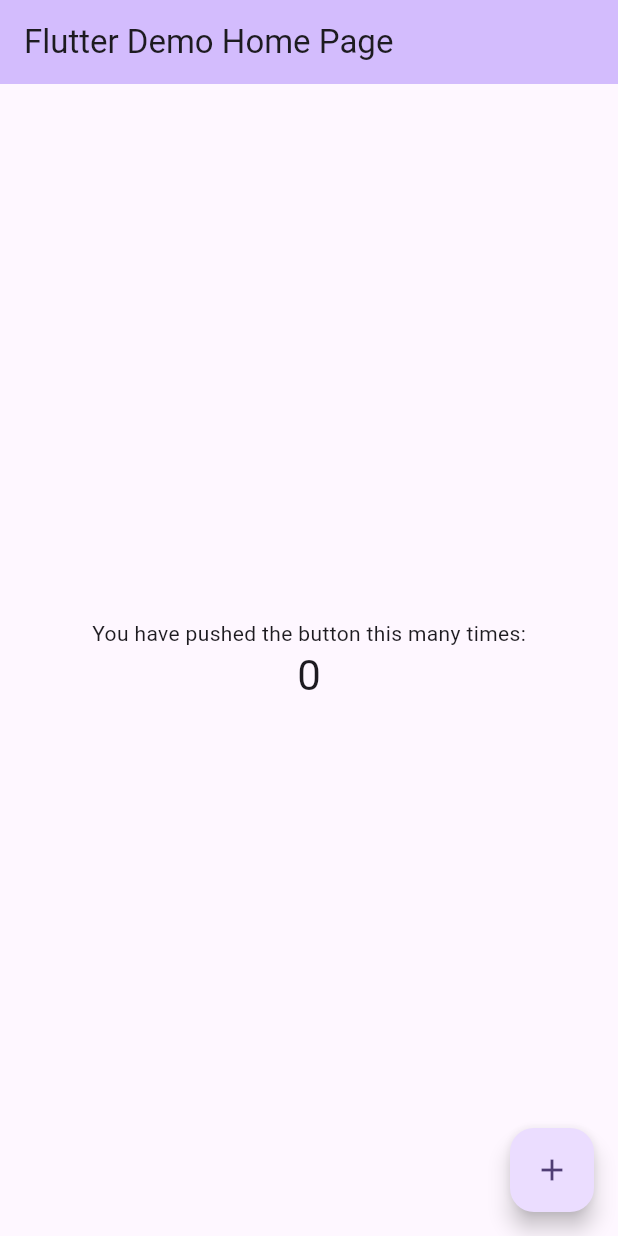
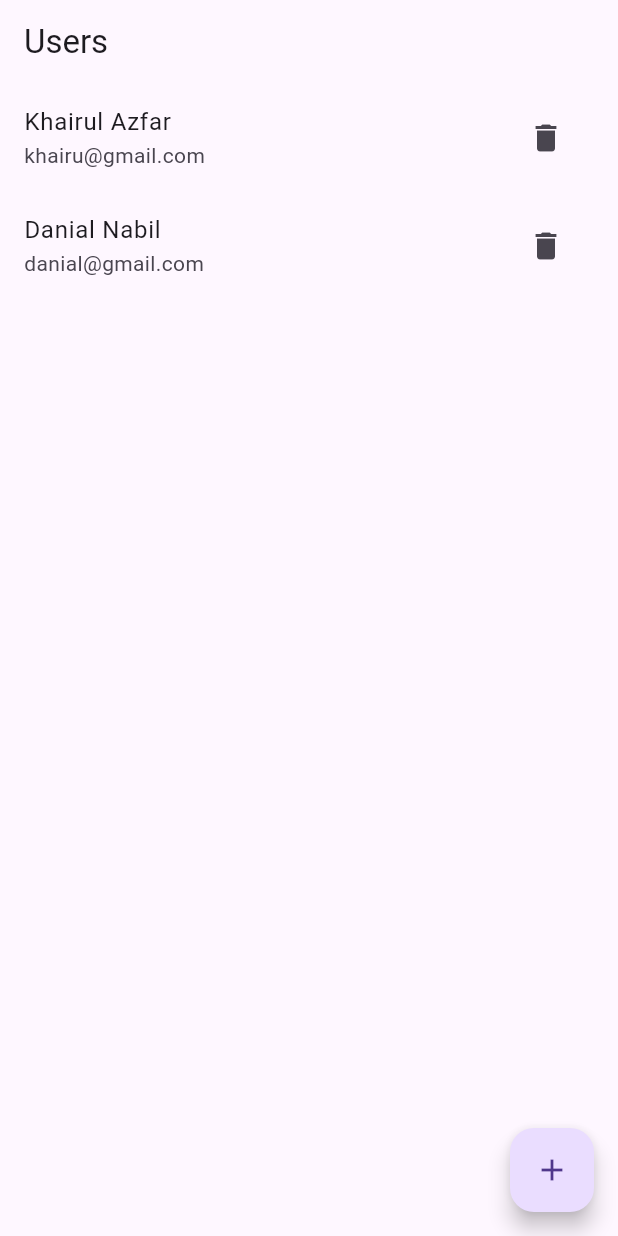
Before and after one commit to variablekhai/hcms, a Flutter app: the screen it shows after launch, on a phone screen of 412 x 824 dp. Run offline on Flutter 3.47's test engine with Material 3 defaults, Android fonts, the phone set to English and light mode, and no system bars.

Commit message:
+ sample mvc

```diff
--- /dev/null
+++ b/lib/controllers/user_controller.dart
@@ -0,0 +1,40 @@
+import 'package:flutter/foundation.dart';
+import 'package:hcms/models/user_model.dart';
+
+class UserController extends ChangeNotifier {
+  List<User> _users = [];
+  bool _isLoading = false;
+
+  List<User> get users => _users;
+  bool get isLoading => _isLoading;
+
+  // Simulate fetching users from an API/DB
+  Future<void> fetchUsers() async {
+    _isLoading = true;
+    notifyListeners();
+
+    // Simulate network delay
+    await Future.delayed(const Duration(seconds: 2));
+
+    // Mock data
+    _users = [
+      User(id: '1', name: 'Khairul Azfar', email: 'khairu@gmail.com'),
+      User(id: '2', name: 'Danial Nabil', email: 'danial@gmail.com')
+    ];
+
+    _isLoading = false;
+    notifyListeners();
+  }
+
+  // Add a new user
+  void addUser(User user) {
+    _users.add(user);
+    notifyListeners();
+  }
+
+  // Remove a user
+  void removeUser(String userId) {
+    _users.removeWhere((user) => user.id == userId);
+    notifyListeners();
+  }
+}
--- a/lib/main.dart
+++ b/lib/main.dart
@@ -1,125 +1,31 @@
+// lib/main.dart
 import 'package:flutter/material.dart';
+import 'package:provider/provider.dart';
+import 'controllers/user_controller.dart';
+import 'screens/user_view.dart';
 
 void main() {
-  runApp(const MyApp());
+  runApp(
+    MultiProvider(
+      providers: [
+        ChangeNotifierProvider(create: (context) => UserController()),
+      ],
+      child: const MyApp(),
+    ),
+  );
 }
 
 class MyApp extends StatelessWidget {
-  const MyApp({super.key});
+  const MyApp({Key? key}) : super(key: key);
 
-  // This widget is the root of your application.
   @override
   Widget build(BuildContext context) {
     return MaterialApp(
-      title: 'Flutter Demo',
+      title: 'Flutter MVC Example',
       theme: ThemeData(
-        // This is the theme of your application.
-        //
-        // TRY THIS: Try running your application with "flutter run". You'll see
-        // the application has a purple toolbar. Then, without quitting the app,
-        // try changing the seedColor in the colorScheme below to Colors.green
-        // and then invoke "hot reload" (save your changes or press the "hot
-        // reload" button in a Flutter-supported IDE, or press "r" if you used
-        // the command line to start the app).
-        //
-        // Notice that the counter didn't reset back to zero; the application
-        // state is not lost during the reload. To reset the state, use hot
-        // restart instead.
-        //
-        // This works for code too, not just values: Most code changes can be
-        // tested with just a hot reload.
-        colorScheme: ColorScheme.fromSeed(seedColor: Colors.deepPurple),
-        useMaterial3: true,
+        primarySwatch: Colors.blue,
       ),
-      home: const MyHomePage(title: 'Flutter Demo Home Page'),
+      home: const UserView(),
     );
   }
 }
-
-class MyHomePage extends StatefulWidget {
-  const MyHomePage({super.key, required this.title});
-
-  // This widget is the home page of your application. It is stateful, meaning
-  // that it has a State object (defined below) that contains fields that affect
-  // how it looks.
-
-  // This class is the configuration for the state. It holds the values (in this
-  // case the title) provided by the parent (in this case the App widget) and
-  // used by the build method of the State. Fields in a Widget subclass are
-  // always marked "final".
-
-  final String title;
-
-  @override
-  State<MyHomePage> createState() => _MyHomePageState();
-}
-
-class _MyHomePageState extends State<MyHomePage> {
-  int _counter = 0;
-
-  void _incrementCounter() {
-    setState(() {
-      // This call to setState tells the Flutter framework that something has
-      // changed in this State, which causes it to rerun the build method below
-      // so that the display can reflect the updated values. If we changed
-      // _counter without calling setState(), then the build method would not be
-      // called again, and so nothing would appear to happen.
-      _counter++;
-    });
-  }
-
-  @override
-  Widget build(BuildContext context) {
-    // This method is rerun every time setState is called, for instance as done
-    // by the _incrementCounter method above.
-    //
-    // The Flutter framework has been optimized to make rerunning build methods
-    // fast, so that you can just rebuild anything that needs updating rather
-    // than having to individually change instances of widgets.
-    return Scaffold(
-      appBar: AppBar(
-        // TRY THIS: Try changing the color here to a specific color (to
-        // Colors.amber, perhaps?) and trigger a hot reload to see the AppBar
-        // change color while the other colors stay the same.
-        backgroundColor: Theme.of(context).colorScheme.inversePrimary,
-        // Here we take the value from the MyHomePage object that was created by
-        // the App.build method, and use it to set our appbar title.
-        title: Text(widget.title),
-      ),
-      body: Center(
-        // Center is a layout widget. It takes a single child and positions it
-        // in the middle of the parent.
-        child: Column(
-          // Column is also a layout widget. It takes a list of children and
-          // arranges them vertically. By default, it sizes itself to fit its
-          // children horizontally, and tries to be as tall as its parent.
-          //
-          // Column has various properties to control how it sizes itself and
-          // how it positions its children. Here we use mainAxisAlignment to
-          // center the children vertically; the main axis here is the vertical
-          // axis because Columns are vertical (the cross axis would be
-          // horizontal).
-          //
-          // TRY THIS: Invoke "debug painting" (choose the "Toggle Debug Paint"
-          // action in the IDE, or press "p" in the console), to see the
-          // wireframe for each widget.
-          mainAxisAlignment: MainAxisAlignment.center,
-          children: <Widget>[
-            const Text(
-              'You have pushed the button this many times:',
-            ),
-            Text(
-              '$_counter',
-              style: Theme.of(context).textTheme.headlineMedium,
-            ),
-          ],
-        ),
-      ),
-      floatingActionButton: FloatingActionButton(
-        onPressed: _incrementCounter,
-        tooltip: 'Increment',
-        child: const Icon(Icons.add),
-      ), // This trailing comma makes auto-formatting nicer for build methods.
-    );
-  }
-}
--- /dev/null
+++ b/lib/models/user_model.dart
@@ -0,0 +1,27 @@
+class User {
+  final String id;
+  final String name;
+  final String email;
+
+  User({
+    required this.id,
+    required this.name,
+    required this.email,
+  });
+
+  factory User.fromJson(Map<String, dynamic> json) {
+    return User(
+      id: json['id'],
+      name: json['name'],
+      email: json['email']
+    );
+  }
+
+  Map<String, dynamic> toJson() {
+    return {
+      'id': id,
+      'name': name,
+      'email': email,
+    };
+  }
+}
--- /dev/null
+++ b/lib/screens/user_view.dart
@@ -0,0 +1,67 @@
+import 'package:flutter/material.dart';
+import 'package:hcms/models/user_model.dart';
+import 'package:provider/provider.dart';
+import '../controllers/user_controller.dart';
+
+class UserView extends StatefulWidget {
+  const UserView({Key? key}): super(key: key);
+
+  @override
+  _UserViewState createState() => _UserViewState();
+}
+
+class _UserViewState extends State<UserView> {
+  @override
+  void initState() {
+    super.initState();
+
+    // Fetch users when the view is first loaded
+    WidgetsBinding.instance.addPostFrameCallback((_) {
+      context.read<UserController>().fetchUsers();
+    });
+  }
+
+ @override
+  Widget build(BuildContext context) {
+    return Scaffold(
+      appBar: AppBar(title: const Text('Users')),
+      body: Consumer<UserController>(
+        builder: (context, userController, child) {
+          if (userController.isLoading) {
+            return const Center(child: CircularProgressIndicator());
+          }
+
+          return ListView.builder(
+            itemCount: userController.users.length,
+            itemBuilder: (context, index) {
+              final user = userController.users[index];
+              return ListTile(
+                title: Text(user.name),
+                subtitle: Text(user.email),
+                trailing: IconButton(
+                  icon: const Icon(Icons.delete),
+                  onPressed: () {
+                    userController.removeUser(user.id);
+                  },
+                ),
+              );
+            },
+          );
+        },
+      ),
+      floatingActionButton: FloatingActionButton(
+        onPressed: () {
+          // You could add a dialog or navigate to an add user screen
+          context.read<UserController>().addUser(
+                User(
+                  id: DateTime.now().toString(),
+                  name: 'New User',
+                  email: 'new@example.com',
+                ),
+              );
+        },
+        child: const Icon(Icons.add),
+      ),
+    );
+  }
+}
--- a/pubspec.yaml
+++ b/pubspec.yaml
@@ -30,6 +30,7 @@ environment:
 dependencies:
   flutter:
     sdk: flutter
+  provider: ^6.0.0
 
 
   # The following adds the Cupertino Icons font to your application.
```
Also changed, not shown: pubspec.lock.
